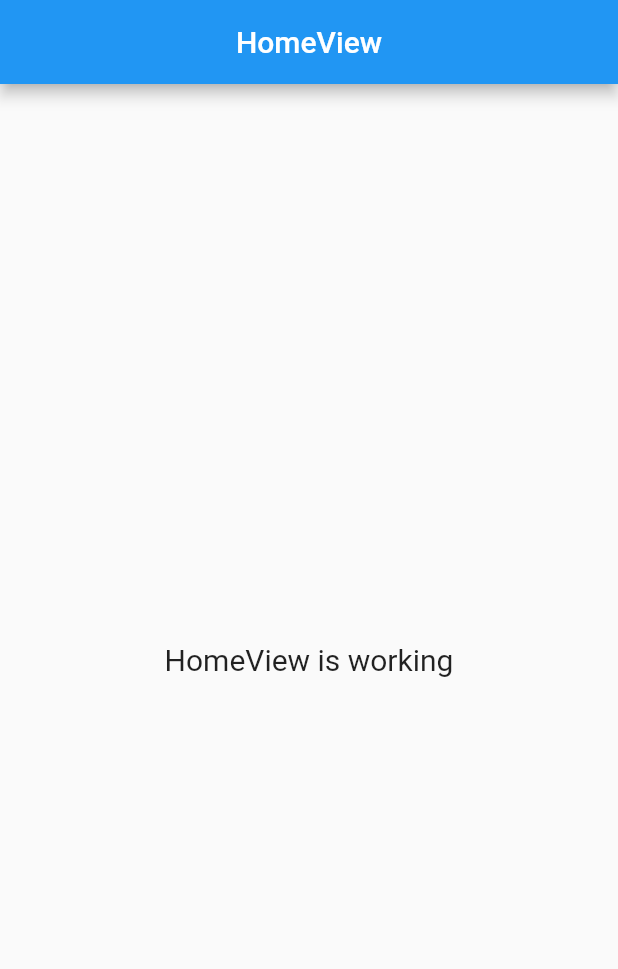
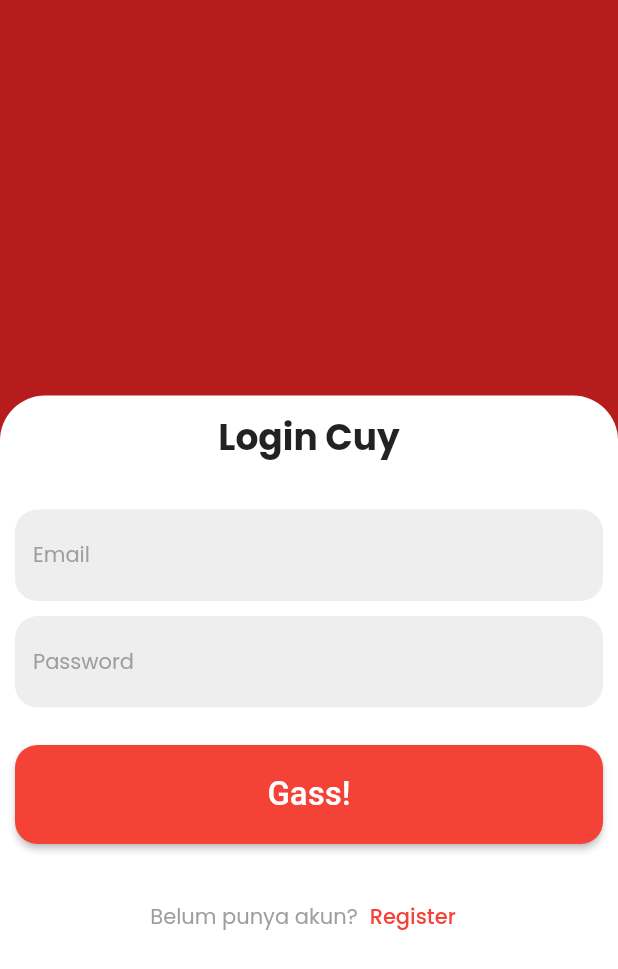
Before and after one commit to MFM3009/ingat_tugas, a Flutter app: the screen it shows after launch, on a phone screen of 412 x 824 dp. Shown: the top 969 px of the screen. Run offline on Flutter 3.47's test engine with Material 2 defaults, Android fonts, the phone set to English and light mode, and no system bars; our stand-ins replace firebase_core, get, google_fonts; accounts and stored records are empty.

Commit message:
Login Screen 1

```diff
--- /dev/null
+++ b/lib/app/modules/login/views/login_view.dart
@@ -0,0 +1,140 @@
+import 'package:flutter/material.dart';
+
+import 'package:get/get.dart';
+import 'package:google_fonts/google_fonts.dart';
+import 'package:ingat_tugas/app/modules/home/views/home_view.dart';
+import 'package:ingat_tugas/app/routes/app_pages.dart';
+
+import '../controllers/login_controller.dart';
+
+class LoginView extends GetView<LoginController> {
+  @override
+  Widget build(BuildContext context) {
+    return Scaffold(
+      body: SizedBox.expand(
+        child: Stack(
+          children: [
+            Container(
+              width: MediaQuery.of(context).size.width,
+              height: MediaQuery.of(context).size.height,
+              color: Colors.red[900],
+            ),
+            SizedBox.expand(
+              child: DraggableScrollableSheet(
+                initialChildSize: 0.68,
+                builder: (context, snapshot) {
+                  return Container(
+                    padding: EdgeInsets.all(10),
+                    decoration: BoxDecoration(
+                      color: Colors.white,
+                      borderRadius: BorderRadius.only(
+                        topLeft: Radius.circular(30),
+                        topRight: Radius.circular(30),
+                      ),
+                    ),
+                    child: ListView(
+                      children: [
+                        Text(
+                          'Login Cuy',
+                          style: GoogleFonts.poppins(
+                            fontSize: 24,
+                            fontWeight: FontWeight.bold,
+                          ),
+                          textAlign: TextAlign.center,
+                        ),
+                        SizedBox(
+                          height: 30,
+                        ),
+                        TextField(
+                          autocorrect: false,
+                          decoration: InputDecoration(
+                              enabledBorder: OutlineInputBorder(
+                                  borderSide:
+                                      BorderSide(color: Colors.transparent),
+                                  borderRadius: BorderRadius.circular(15.0)),
+                              focusedBorder: OutlineInputBorder(
+                                  borderSide:
+                                      BorderSide(color: Colors.transparent),
+                                  borderRadius: BorderRadius.circular(15.0)),
+                              hintText: 'Email',
+                              hintStyle: GoogleFonts.poppins(
+                                  fontSize: 14.0, color: Colors.grey),
+                              filled: true,
+                              fillColor: Colors.grey[200]),
+                        ),
+                        SizedBox(
+                          height: 10,
+                        ),
+                        TextField(
+                          obscureText: true,
+                          autocorrect: false,
+                          decoration: InputDecoration(
+                              enabledBorder: OutlineInputBorder(
+                                  borderSide:
+                                      BorderSide(color: Colors.transparent),
+                                  borderRadius: BorderRadius.circular(15.0)),
+                              focusedBorder: OutlineInputBorder(
+                                  borderSide:
+                                      BorderSide(color: Colors.transparent),
+                                  borderRadius: BorderRadius.circular(15.0)),
+                              hintText: 'Password',
+                              hintStyle: GoogleFonts.poppins(
+                                  fontSize: 14.0, color: Colors.grey),
+                              filled: true,
+                              fillColor: Colors.grey[200]),
+                        ),
+                        SizedBox(
+                          height: 25,
+                        ),
+                        ElevatedButton(
+                          onPressed: () => Get.offAll(HomeView(),
+                              transition: Transition.fadeIn),
+                          child: Center(
+                            child: Text(
+                              'Gass!',
+                              style: TextStyle(
+                                fontSize: 22,
+                              ),
+                            ),
+                          ),
+                          style: ElevatedButton.styleFrom(
+                            primary: Colors.red[500],
+                            padding: EdgeInsets.symmetric(vertical: 20),
+                            shape: RoundedRectangleBorder(
+                              borderRadius: BorderRadius.circular(15),
+                            ),
+                          ),
+                        ),
+                        SizedBox(
+                          height: 25,
+                        ),
+                        Row(
+                          mainAxisAlignment: MainAxisAlignment.center,
+                          children: [
+                            Text(
+                              'Belum punya akun?',
+                              style: GoogleFonts.poppins(color: Colors.grey),
+                            ),
+                            TextButton(
+                              onPressed: () {},
+                              child: Text(
+                                'Register',
+                                style: GoogleFonts.poppins(
+                                  color: Colors.red[500],
+                                ),
+                              ),
+                            )
+                          ],
+                        )
+                      ],
+                    ),
+                  );
+                },
+              ),
+            ),
+          ],
+        ),
+      ),
+    );
+  }
+}
--- a/lib/app/routes/app_pages.dart
+++ b/lib/app/routes/app_pages.dart
@@ -2,6 +2,14 @@ import 'package:get/get.dart';
 
 import 'package:ingat_tugas/app/modules/home/bindings/home_binding.dart';
 import 'package:ingat_tugas/app/modules/home/views/home_view.dart';
+import 'package:ingat_tugas/app/modules/login/bindings/login_binding.dart';
+import 'package:ingat_tugas/app/modules/login/views/login_view.dart';
+import 'package:ingat_tugas/app/modules/profile/bindings/profile_binding.dart';
+import 'package:ingat_tugas/app/modules/profile/views/profile_view.dart';
+import 'package:ingat_tugas/app/modules/register/bindings/register_binding.dart';
+import 'package:ingat_tugas/app/modules/register/views/register_view.dart';
+import 'package:ingat_tugas/app/modules/tugas/bindings/tugas_binding.dart';
+import 'package:ingat_tugas/app/modules/tugas/views/tugas_view.dart';
 
 part 'app_routes.dart';
 
@@ -16,5 +24,25 @@ class AppPages {
       page: () => HomeView(),
       binding: HomeBinding(),
     ),
+    GetPage(
+      name: _Paths.PROFILE,
+      page: () => ProfileView(),
+      binding: ProfileBinding(),
+    ),
+    GetPage(
+      name: _Paths.TUGAS,
+      page: () => TugasView(),
+      binding: TugasBinding(),
+    ),
+    GetPage(
+      name: _Paths.LOGIN,
+      page: () => LoginView(),
+      binding: LoginBinding(),
+    ),
+    GetPage(
+      name: _Paths.REGISTER,
+      page: () => RegisterView(),
+      binding: RegisterBinding(),
+    ),
   ];
 }
--- a/lib/app/routes/app_routes.dart
+++ b/lib/app/routes/app_routes.dart
@@ -5,8 +5,16 @@ abstract class Routes {
   Routes._();
 
   static const HOME = _Paths.HOME;
+  static const PROFILE = _Paths.PROFILE;
+  static const TUGAS = _Paths.TUGAS;
+  static const LOGIN = _Paths.LOGIN;
+  static const REGISTER = _Paths.REGISTER;
 }
 
 abstract class _Paths {
   static const HOME = '/home';
+  static const PROFILE = '/profile';
+  static const TUGAS = '/tugas';
+  static const LOGIN = '/login';
+  static const REGISTER = '/register';
 }
--- a/lib/main.dart
+++ b/lib/main.dart
@@ -33,7 +33,7 @@ class MyApp extends StatelessWidget {
           return GetMaterialApp(
             debugShowCheckedModeBanner: false,
             title: "Application",
-            initialRoute: Routes.HOME,
+            initialRoute: Routes.LOGIN,
             getPages: AppPages.routes,
           );
         }
```
Also changed, not shown: lib/app/modules/login/bindings/login_binding.dart (added, +12 -0 lines), lib/app/modules/login/controllers/login_controller.dart (added, +20 -0 lines), lib/app/modules/profile/bindings/profile_binding.dart (added, +12 -0 lines), lib/app/modules/profile/controllers/profile_controller.dart (added, +20 -0 lines), lib/app/modules/profile/views/profile_view.dart (added, +23 -0 lines), lib/app/modules/register/bindings/register_binding.dart (added, +12 -0 lines), lib/app/modules/register/controllers/register_controller.dart (added, +20 -0 lines), lib/app/modules/register/views/register_view.dart (added, +23 -0 lines), lib/app/modules/tugas/bindings/tugas_binding.dart (added, +12 -0 lines), lib/app/modules/tugas/controllers/tugas_controller.dart (added, +20 -0 lines), lib/app/modules/tugas/views/tugas_view.dart (added, +23 -0 lines), lib/app/utils/navbar.dart (added, +59 -0 lines), 1 other file.
